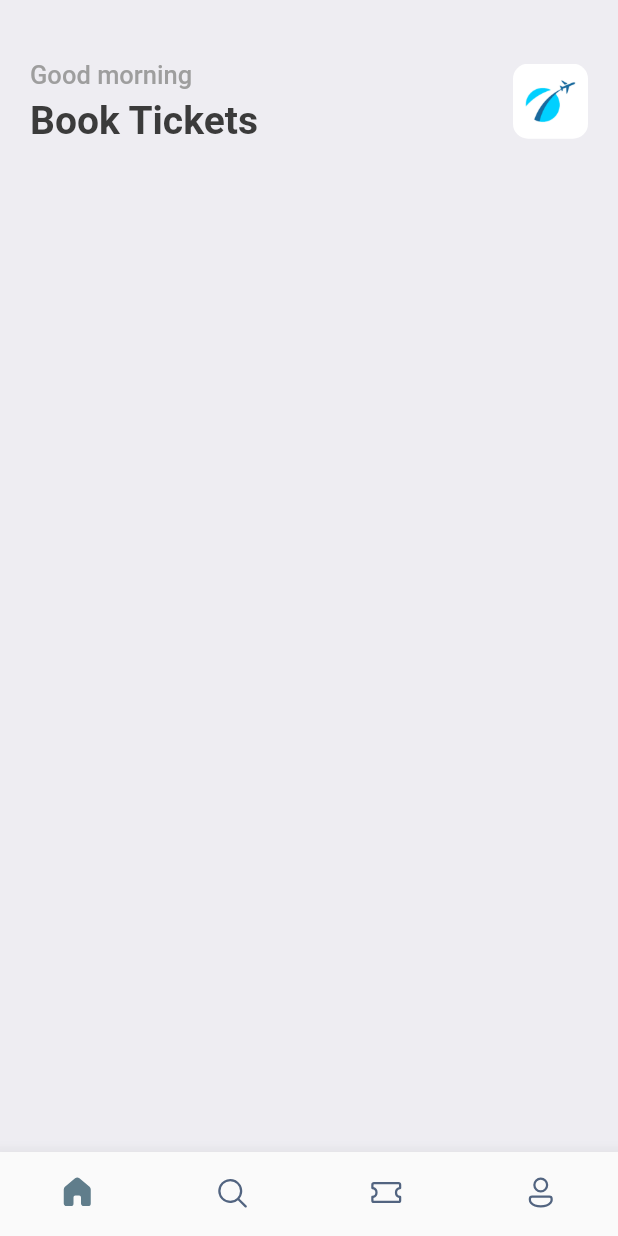
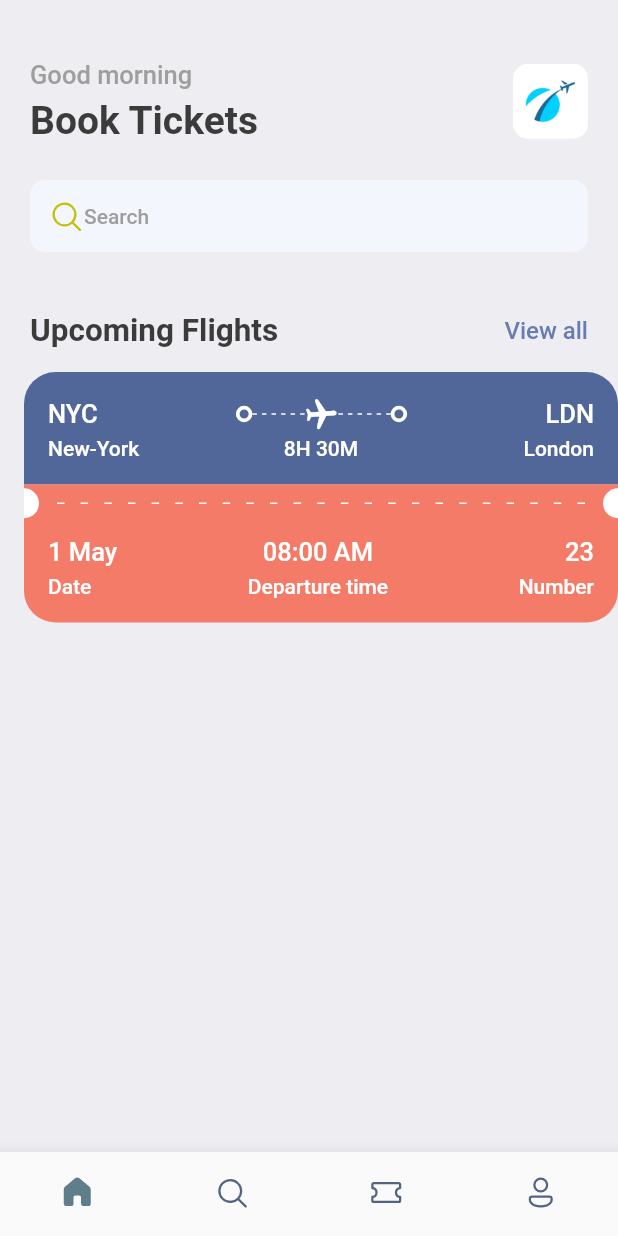
Before and after one commit to zammie01/Travel-Right, a Flutter app: the screen it shows after launch, on a phone screen of 412 x 824 dp. Run offline on Flutter 3.47's test engine with Material 2 defaults, Android fonts, the phone set to English and light mode, and no system bars; our stand-ins replace fluentui_icons, gap.

Commit message:
Adding various screen i.e home screen, search screen

```diff
--- a/lib/main.dart
+++ b/lib/main.dart
@@ -1,6 +1,6 @@
 import 'package:flutter/material.dart';
-import 'package:travel_right/app_styles.dart';
 import 'package:travel_right/screens/bottom_bar.dart';
+import 'package:travel_right/utils/app_styles.dart';
 
 void main() {
   runApp(const MyApp());
--- a/lib/screens/home_screen.dart
+++ b/lib/screens/home_screen.dart
@@ -1,6 +1,8 @@
+import 'package:fluentui_icons/fluentui_icons.dart';
 import 'package:flutter/material.dart';
 import 'package:gap/gap.dart';
-import 'package:travel_right/app_styles.dart';
+import 'package:travel_right/screens/ticket_view.dart';
+import 'package:travel_right/utils/app_styles.dart';
 
 class HomePage extends StatefulWidget {
   const HomePage({Key? key}) : super(key: key);
@@ -17,7 +19,7 @@ class _HomePageState extends State<HomePage> {
       body: ListView(
         children: [
           Container(
-            padding: EdgeInsets.symmetric(horizontal: 20),
+            padding: const EdgeInsets.symmetric(horizontal: 20),
             child: Column(
               children: [
                 const Gap(40),
@@ -44,16 +46,55 @@ class _HomePageState extends State<HomePage> {
                       width: 50,
                       decoration: BoxDecoration(
                           borderRadius: BorderRadius.circular(10),
-                          image: DecorationImage(
+                          image: const DecorationImage(
                               fit: BoxFit.fitHeight,
                               image: AssetImage('assets/images/img_1.png'))),
                     )
                     // Image.asset('assets/images/img_1.png'),
                   ],
+                ),
+                const Gap(25),
+                Container(
+                  decoration: BoxDecoration(
+                      color: const Color(0xFFF4F6FD),
+                      borderRadius: BorderRadius.circular(10)),
+                  padding:
+                      const EdgeInsets.symmetric(horizontal: 12, vertical: 12),
+                  child: Row(
+                    children: [
+                      const Icon(
+                        FluentSystemIcons.ic_fluent_search_regular,
+                        color: Color(0xFFBFC205),
+                      ),
+                      Text(
+                        'Search',
+                        style: Styles.headlineStyle4,
+                      )
+                    ],
+                  ),
+                ),
+                const Gap(40),
+                Row(
+                  mainAxisAlignment: MainAxisAlignment.spaceBetween,
+                  children: [
+                    Text("Upcoming Flights", style: Styles.headlineStyle2),
+                    InkWell(
+                      onTap: () {
+                        print("Tap me more");
+                      },
+                      child: Text(
+                        'View all',
+                        style: Styles.textStyle
+                            .copyWith(color: Styles.primaryColor),
+                      ),
+                    )
+                  ],
                 )
               ],
             ),
-          )
+          ),
+          const Gap(15),
+          const TicketView(),
         ],
       ),
     );
--- /dev/null
+++ b/lib/screens/ticket_view.dart
@@ -0,0 +1,242 @@
+import 'package:flutter/material.dart';
+import 'package:gap/gap.dart';
+import 'package:travel_right/utils/app_layout.dart';
+import 'package:travel_right/utils/app_styles.dart';
+import 'package:travel_right/widgets/thick_container.dart';
+
+class TicketView extends StatelessWidget {
+  const TicketView({Key? key}) : super(key: key);
+
+  @override
+  Widget build(BuildContext context) {
+    final size = AppLayout.getSize(context);
+    return SizedBox(
+      width: size.width,
+      height: 200,
+      child: Container(
+        margin: const EdgeInsets.only(left: 16),
+        child: Column(
+          children: [
+            /* this container is responsible for showing the blue part of the card/ticket */
+            Container(
+              decoration: const BoxDecoration(
+                  color: Color(0xFF526799),
+                  borderRadius: BorderRadius.only(
+                      topRight: Radius.circular(21),
+                      topLeft: Radius.circular(21))),
+              padding: const EdgeInsets.all(16),
+              child: Column(
+                children: [
+                  Row(
+                    children: [
+                      Text("NYC",
+                          style: Styles.headlineStyle3
+                              .copyWith(color: Colors.white)),
+                      const Spacer(),
+                      const ThickContainer(),
+                      Expanded(
+                          child: Stack(
+                        children: [
+                          SizedBox(
+                            height: 24,
+                            child: LayoutBuilder(
+                              builder: (BuildContext context,
+                                  BoxConstraints constraints) {
+                                print(
+                                    "The width is  ${constraints.constrainWidth()}");
+                                return Flex(
+                                  direction: Axis.horizontal,
+                                  mainAxisAlignment:
+                                      MainAxisAlignment.spaceBetween,
+                                  mainAxisSize: MainAxisSize.max,
+                                  children: List.generate(
+                                      (constraints.constrainWidth() / 6)
+                                          .floor(),
+                                      (index) => SizedBox(
+                                            width: 3,
+                                            height: 1,
+                                            child: DecoratedBox(
+                                              decoration: BoxDecoration(
+                                                  color: Colors.white),
+                                            ),
+                                          )),
+                                );
+                              },
+                            ),
+                          ),
+                          Center(
+                            child: Transform.rotate(
+                              angle: 1.5,
+                              child: Icon(Icons.local_airport_rounded,
+                                  color: Colors.white),
+                            ),
+                          ),
+                        ],
+                      )),
+                      const ThickContainer(),
+                      const Spacer(),
+                      Text("LDN",
+                          style: Styles.headlineStyle3
+                              .copyWith(color: Colors.white)),
+                    ],
+                  ),
+                  const Gap(3),
+                  Row(
+                    mainAxisAlignment: MainAxisAlignment.spaceBetween,
+                    children: [
+                      SizedBox(
+                        width: 100,
+                        child: Text(
+                          'New-York',
+                          style: Styles.headlineStyle4
+                              .copyWith(color: Colors.white),
+                        ),
+                      ),
+                      Text(
+                        '8H 30M',
+                        style:
+                            Styles.headlineStyle4.copyWith(color: Colors.white),
+                      ),
+                      SizedBox(
+                        width: 100,
+                        child: Text(
+                          'London',
+                          textAlign: TextAlign.end,
+                          style: Styles.headlineStyle4
+                              .copyWith(color: Colors.white),
+                        ),
+                      )
+                    ],
+                  )
+                ],
+              ),
+            ),
+
+            /* this container is responsible for showing the orange part of the card/ticket */
+            Container(
+                color: Styles.orangeColor,
+                child: Row(
+                  children: [
+                    const SizedBox(
+                      height: 20,
+                      width: 10,
+                      child: DecoratedBox(
+                        decoration: BoxDecoration(
+                            color: Colors.white,
+                            borderRadius: BorderRadius.only(
+                                topRight: Radius.circular(10),
+                                bottomRight: Radius.circular(10))),
+                      ),
+                    ),
+                    Expanded(
+                      child: Padding(
+                        padding: const EdgeInsets.all(12.0),
+                        child: LayoutBuilder(
+                          builder: (BuildContext context,
+                              BoxConstraints constraints) {
+                            return Flex(
+                              direction: Axis.horizontal,
+                              mainAxisAlignment: MainAxisAlignment.spaceBetween,
+                              mainAxisSize: MainAxisSize.max,
+                              children: List.generate(
+                                  (constraints.constrainWidth() / 15).floor(),
+                                  (index) => const SizedBox(
+                                        width: 5,
+                                        height: 1,
+                                        child: DecoratedBox(
+                                          decoration: BoxDecoration(
+                                              color: Colors.white),
+                                        ),
+                                      )),
+                            );
+                          },
+                        ),
+                      ),
+                    ),
+                    const SizedBox(
+                      height: 20,
+                      width: 10,
+                      child: DecoratedBox(
+                        decoration: BoxDecoration(
+                            color: Colors.white,
+                            borderRadius: BorderRadius.only(
+                                topLeft: Radius.circular(10),
+                                bottomLeft: Radius.circular(10))),
+                      ),
+                    )
+                  ],
+                )),
+
+            /* this container is responsible for showing the orange part of the card/ticket */
+            Container(
+              decoration: BoxDecoration(
+                  color: Styles.orangeColor,
+                  borderRadius: BorderRadius.only(
+                      bottomRight: Radius.circular(21),
+                      bottomLeft: Radius.circular(21))),
+              padding: const EdgeInsets.only(
+                  left: 16, top: 10, right: 16, bottom: 16),
+              child: Column(
+                children: [
+                  Row(
+                    mainAxisAlignment: MainAxisAlignment.spaceBetween,
+                    children: [
+                      Column(
+                        crossAxisAlignment: CrossAxisAlignment.start,
+                        children: [
+                          Text(
+                            '1 May',
+                            style: Styles.headlineStyle3
+                                .copyWith(color: Colors.white),
+                          ),
+                          const Gap(5),
+                          Text(
+                            'Date',
+                            style: Styles.headlineStyle4
+                                .copyWith(color: Colors.white),
+                          )
+                        ],
+                      ),
+                      Column(
+                        crossAxisAlignment: CrossAxisAlignment.center,
+                        children: [
+                          Text(
+                            '08:00 AM',
+                            style: Styles.headlineStyle3
+                                .copyWith(color: Colors.white),
+                          ),
+                          const Gap(5),
+                          Text(
+                            'Departure time',
+                            style: Styles.headlineStyle4
+                                .copyWith(color: Colors.white),
+                          )
+                        ],
+                      ),
+                      Column(
+                        crossAxisAlignment: CrossAxisAlignment.end,
+                        children: [
+                          Text(
+                            '23',
+                            style: Styles.headlineStyle3
+                                .copyWith(color: Colors.white),
+                          ),
+                          const Gap(5),
+                          Text(
+                            'Number',
+                            style: Styles.headlineStyle4
+                                .copyWith(color: Colors.white),
+                          )
+                        ],
+                      )
+                    ],
+                  ),
+                ],
+              ),
+            )
+          ],
+        ),
+      ),
+    );
+  }
+}
--- /dev/null
+++ b/lib/utils/app_layout.dart
@@ -0,0 +1,7 @@
+import 'package:flutter/material.dart';
+
+class AppLayout {
+  static getSize(BuildContext context) {
+    return MediaQuery.of(context).size;
+  }
+}
--- a/lib/app_styles.dart
+++ b/lib/utils/app_styles.dart
@@ -6,7 +6,7 @@ class Styles {
   static Color primaryColor = primary;
   static Color textColor = const Color(0xFF3b3b3b);
   static Color bgColor = const Color(0xFFeeedf2);
-  static Color orangeColor = const Color(0xFF526799);
+  static Color orangeColor = const Color(0xFFF37B67);
   static TextStyle textStyle =
       TextStyle(fontSize: 16, color: textColor, fontWeight: FontWeight.w500);
   static TextStyle headlineStyle1 =
--- /dev/null
+++ b/lib/widgets/thick_container.dart
@@ -0,0 +1,18 @@
+import 'package:flutter/material.dart';
+
+class ThickContainer extends StatelessWidget {
+  const ThickContainer({Key? key}) : super(key: key);
+
+  @override
+  Widget build(BuildContext context) {
+    return Container(
+      padding: const EdgeInsets.all(3),
+      decoration: BoxDecoration(
+          borderRadius: BorderRadius.circular(20),
+          border: Border.all(
+            width: 2.5,
+            color: Colors.white,
+          )),
+    );
+  }
+}
```
